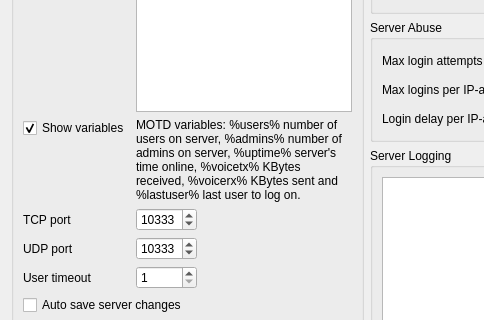
The window that Client/qtTeamTalk/serverproperties.ui (BearWare/TeamTalk5) describes before a commit, drawn with Qt 5; both pictures show x 0 to 484 and y 177 to 497 of the 751 by 674 pixel window.
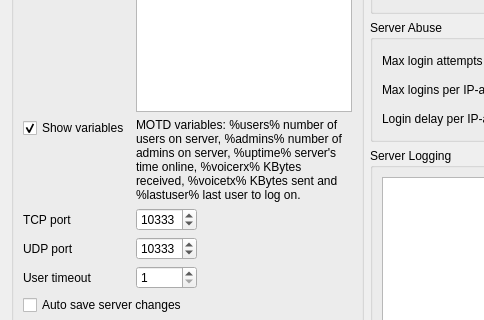
The same window after the commit. Custom widgets are drawn as their Qt base class.

Commit message: Fix typo in Server Properties dialog's MOTD variables (#2083)

```diff
--- a/Client/qtTeamTalk/serverproperties.ui
+++ b/Client/qtTeamTalk/serverproperties.ui
@@ -103,7 +103,7 @@
         <item row="3" column="1">
          <widget class="QLabel" name="label_4">
           <property name="text">
-           <string>MOTD variables: %users% number of users on server, %admins% number of admins on server, %uptime% server's time online, %voicetx% KBytes received, %voicerx% KBytes sent and %lastuser% last user to log on.</string>
+           <string>MOTD variables: %users% number of users on server, %admins% number of admins on server, %uptime% server's time online, %voicerx% KBytes received, %voicetx% KBytes sent and %lastuser% last user to log on.</string>
           </property>
           <property name="wordWrap">
            <bool>true</bool>
```
